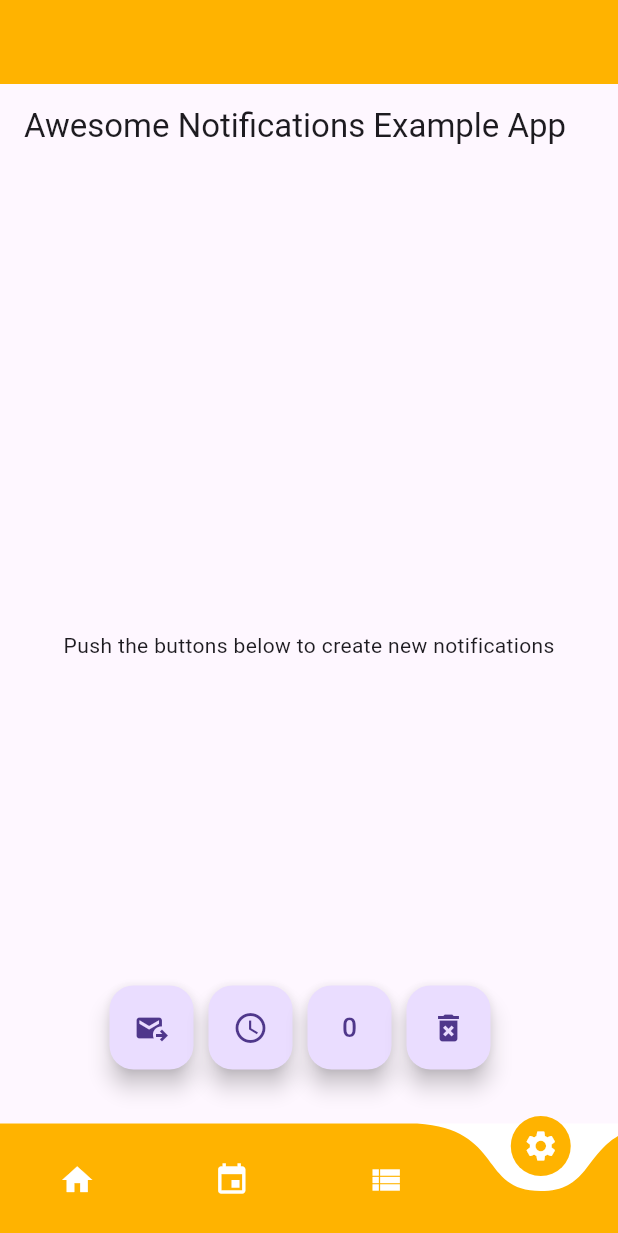
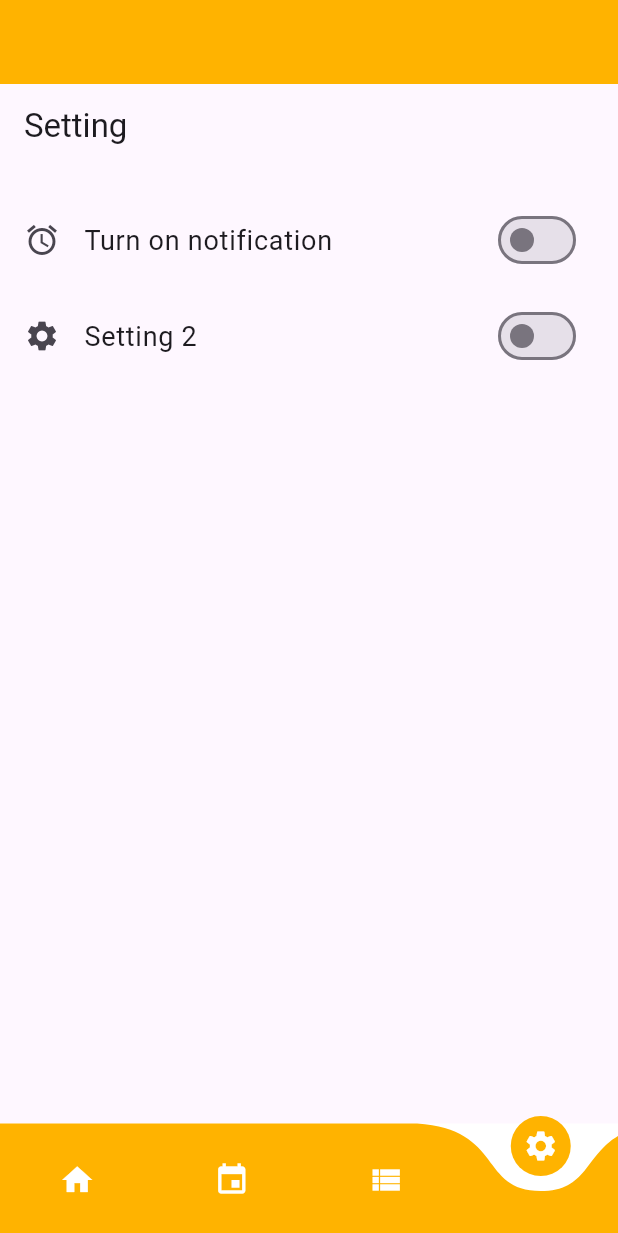
Before and after one commit to NguyenTanDatDF/-KLTN, a Flutter app: the screen it shows after launch, swiped to page 4, on a phone screen of 412 x 824 dp. Shown: the top 1233 px of the screen. Run offline on Flutter 3.47's test engine with Material 3 defaults, Android fonts, the light colour scheme and no system bars; drawn by our look-alikes of curved_navigation_bar; our stand-ins replace awesome_notifications, flutter_holo_date_picker, flutter_local_notifications, palette_generator, shared_preferences, speech_to_text and 2 more; missing offline and left inert: day_night_time_picker, flutter_foreground_service; network calls fail.

Commit message:
release comingg

```diff
--- a/lib/Component/profilepage.dart
+++ b/lib/Component/profilepage.dart
@@ -3,18 +3,17 @@ import 'dart:convert';
 import 'dart:isolate';
 import 'dart:math';
 import 'dart:ui';
-
+import 'package:shared_preferences/shared_preferences.dart';
 import 'package:awesome_notifications/awesome_notifications.dart';
 import 'package:flutter/material.dart';
 import 'package:flutter/services.dart';
 import 'package:http/http.dart' as http;
 import 'package:palette_generator/palette_generator.dart';
-
+import 'package:flutter_foreground_service/flutter_foreground_service.dart';
 import '../Model/Task.dart';
 
 Future<void> main() async {
   WidgetsFlutterBinding.ensureInitialized();
-
   // Always initialize Awesome Notifications
   await NotificationController.initializeLocalNotifications();
   await NotificationController.initializeIsolateReceivePort();
@@ -252,55 +251,10 @@ class NotificationController {
   }
 
   static Future<void> createNewListSchedule(List<Task> tasks) async {
-    // bool isAllowed = await AwesomeNotifications().isNotificationAllowed();
-    // if (!isAllowed) isAllowed = await displayNotificationRationale();
-    // if (!isAllowed) return;
-    //
-    // for(Task task in tasks)
-    //   {
-    //     List<int> hms = parseTimeString(task.specific_time);
-    //      print(task.specific_time);
-    //      int id = generateRandomNumberFromInputString(task.summarize+task.specific_time);
-    //     print("hms: " + hms[0].toString());
-    //      await AwesomeNotifications().createNotification(
-    //        schedule: NotificationCalendar(
-    //            hour: 17,
-    //            minute: 7,
-    //            second: 0,
-    //            repeats: true
-    //        ),
-    //          content: NotificationContent(
-    //              id:id, // -1 is replaced by a random number
-    //              channelKey: 'alerts',
-    //              title: "You have a task!",
-    //              body:
-    //              task.summarize,
-    //              bigPicture: 'https://storage.googleapis.com/cms-storage-bucket/d406c736e7c4c57f5f61.png',
-    //              largeIcon: 'https://storage.googleapis.com/cms-storage-bucket/0dbfcc7a59cd1cf16282.png',
-    //              //'asset://assets/images/balloons-in-sky.jpg',
-    //              notificationLayout: NotificationLayout.BigPicture,
-    //              payload: {'notificationId': '1234567890'}),
-    //          actionButtons: [
-    //            NotificationActionButton(key: 'REDIRECT', label: 'Redirect'),
-    //            NotificationActionButton(
-    //                key: 'REPLY',
-    //                label: 'Reply Message',
-    //                requireInputText: true,
-    //                actionType: ActionType.SilentAction),
-    //            NotificationActionButton(
-    //                key: 'DISMISS',
-    //                label: 'Dismiss',
-    //                actionType: ActionType.DismissAction,
-    //                isDangerousOption: true)
-    //          ]);
-    //   }
-
-
      for(Task task in tasks)
        {
          print("Task schedule at hms: " + task.specific_time);
          createNewNotificationWithAgrs(task);
-
        }
   }
 
@@ -466,9 +420,7 @@ class ProfileScreen extends StatefulWidget {
   // The navigator key is necessary to navigate using static methods
   static final GlobalKey<NavigatorState> navigatorKey =
   GlobalKey<NavigatorState>();
-
   static Color mainColor = const Color(0xFF9D50DD);
-
   @override
   State<ProfileScreen> createState() => _AppState();
 }
@@ -487,8 +439,9 @@ class _AppState extends State<ProfileScreen> {
   List<Route<dynamic>> onGenerateInitialRoutes(String initialRouteName) {
     List<Route<dynamic>> pageStack = [];
     pageStack.add(MaterialPageRoute(
+
         builder: (_) =>
-        const MyHomePage(title: 'Awesome Notifications Example App')));
+        const MyHomePage(title: 'Setting')));
     if (initialRouteName == routeNotification &&
         NotificationController.initialAction != null) {
       pageStack.add(MaterialPageRoute(
@@ -516,6 +469,9 @@ class _AppState extends State<ProfileScreen> {
   @override
   Widget build(BuildContext context) {
     return MaterialApp(
+
+      debugShowCheckedModeBanner: false,
+
       title: 'Awesome Notifications - Simple Example',
       navigatorKey: ProfileScreen.navigatorKey,
       onGenerateInitialRoutes: onGenerateInitialRoutes,
@@ -539,8 +495,11 @@ class MyHomePage extends StatefulWidget {
   State<MyHomePage> createState() => _MyHomePageState();
 }
 
+
 class _MyHomePageState extends State<MyHomePage> {
   late List<Task> _tasksraw = [];
+  late bool toggleButtonValue = false;
+  late bool secondToggleButtonValue = false;
   @override
   void initState() {
     super.initState();
@@ -549,63 +508,128 @@ class _MyHomePageState extends State<MyHomePage> {
         _tasksraw = tasks;
       });
     });
+
+    _loadToggleButtonValues("notification");
   }
+
+  Future<void> _loadToggleButtonValues(String key) async {
+    SharedPreferences prefs = await SharedPreferences.getInstance();
+    setState(() {
+      toggleButtonValue = prefs.getBool(key) ?? false;
+      secondToggleButtonValue = prefs.getBool('secondToggleButtonValue') ?? false;
+    });
+  }
+
+  Future<void> _saveToggleButtonValue(String key, bool value) async {
+    SharedPreferences prefs = await SharedPreferences.getInstance();
+    await prefs.setBool(key, value);
+  }
+
   @override
   Widget build(BuildContext context) {
     return Scaffold(
       appBar: AppBar(
         title: Text(widget.title),
       ),
-      body: Center(
-        child: Column(
-          mainAxisAlignment: MainAxisAlignment.center,
-          children: const <Widget>[
-            Text(
-              'Push the buttons below to create new notifications',
+      body: ListView(
+        padding: EdgeInsets.symmetric(vertical: 16.0),
+        children: [
+          ListTile(
+            title: Row(
+              children: [
+                Icon(Icons.access_alarm),
+                SizedBox(width: 16.0),
+                Expanded(
+                  child: Text(
+                    'Turn on notification',
+                    style: TextStyle(fontSize: 18.0),
+                    textAlign: TextAlign.left,
+                  ),
+                ),
+                Switch(
+                  value: toggleButtonValue,
+                  onChanged: (value) {
+                    setState(() {
+                      toggleButtonValue = value;
+                      _saveToggleButtonValue('notification', value);
+                      if(value)
+                        {
+                          NotificationController.createNewListSchedule(_tasksraw);
+                        }
+                      else
+                        {
+                          NotificationController.cancelNotifications();
+
+                        }
+                    });
+                  },
                 ),
               ],
             ),
           ),
-      floatingActionButton: Padding(
-        padding: const EdgeInsets.all(20.0),
-        child: Row(
-          mainAxisAlignment: MainAxisAlignment.center,
+          ListTile(
+            title: Row(
               children: [
-            const SizedBox(width: 20),
-            FloatingActionButton(
-              heroTag: '1',
-              onPressed: () => NotificationController.createNewListSchedule(_tasksraw),
-              tooltip: 'Create New notification',
-              child: const Icon(Icons.outgoing_mail),
+                Icon(Icons.settings),
+                SizedBox(width: 16.0),
+                Expanded(
+                  child: Text(
+                    'Setting 2',
+                    style: TextStyle(fontSize: 18.0),
+                    textAlign: TextAlign.left,
                   ),
-            const SizedBox(width: 10),
-            FloatingActionButton(
-              heroTag: '2',
-              onPressed: () => NotificationController.createNewNotification(),
-              tooltip: 'Schedule New notification',
-              child: const Icon(Icons.access_time_outlined),
                 ),
-            const SizedBox(width: 10),
-            FloatingActionButton(
-              heroTag: '3',
-              onPressed: () => {
-                NotificationController.executeLongTaskInBackground(),
-
+                Switch(
+                  value: secondToggleButtonValue,
+                  onChanged: (value) {
+                    setState(() {
+                      secondToggleButtonValue = value;
+                      _saveToggleButtonValue('secondToggleButtonValue', value);
+                    });
                   },
-
-              tooltip: 'Reset badge counter',
-              child: const Icon(Icons.exposure_zero),
-            ),
-            const SizedBox(width: 10),
-            FloatingActionButton(
-              heroTag: '4',
-              onPressed: () => NotificationController.cancelNotifications(),
-              tooltip: 'Cancel all notifications',
-              child: const Icon(Icons.delete_forever),
                 ),
               ],
             ),
-      ), // This trailing comma makes auto-formatting nicer for build methods.
+          ),
+        ],
+      ),
+      floatingActionButton: Padding(
+        padding: const EdgeInsets.all(20.0),
+        // child: Row(
+        //   mainAxisAlignment: MainAxisAlignment.center,
+        //   children: [
+        //     FloatingActionButton(
+        //       heroTag: '1',
+        //       onPressed: () => NotificationController.createNewListSchedule(_tasksraw),
+        //       tooltip: 'Create New notification',
+        //       child: const Icon(Icons.outgoing_mail),
+        //     ),
+        //     const SizedBox(width: 16.0),
+        //     FloatingActionButton(
+        //       heroTag: '2',
+        //       onPressed: () => NotificationController.createNewNotification(),
+        //       tooltip: 'Schedule New notification',
+        //       child: const Icon(Icons.access_time_outlined),
+        //     ),
+        //     const SizedBox(width: 16.0),
+        //     FloatingActionButton(
+        //       heroTag: '3',
+        //       onPressed: () => {
+        //         NotificationController.executeLongTaskInBackground(),
+        //       },
+        //       tooltip: 'Reset badge counter',
+        //       child: const Icon(Icons.exposure_zero),
+        //     ),
+        //     const SizedBox(width: 16.0),
+        //     FloatingActionButton(
+        //       heroTag: '4',
+        //       onPressed: () => NotificationController.cancelNotifications(),
+        //       tooltip: 'Cancel all notifications',
+        //       child: const Icon(Icons.delete_forever),
+        //     ),
+        //   ],
+        // ),
+      ),
     );
   }
 }
--- a/lib/main.dart
+++ b/lib/main.dart
@@ -1,4 +1,6 @@
 import 'package:flutter/material.dart';
+import 'package:flutter_foreground_service/flutter_foreground_service.dart';
+import 'package:shared_preferences/shared_preferences.dart';
 import 'package:speech_to_text/speech_recognition_result.dart';
 import 'package:speech_to_text/speech_to_text.dart';
 
@@ -9,17 +11,24 @@ import 'Component/profilepage.dart';
 Future<void> main() async {
   WidgetsFlutterBinding.ensureInitialized();
 
+  startForegroundService();
   // Always initialize Awesome Notifications
   await NotificationController.initializeLocalNotifications();
   await NotificationController.initializeIsolateReceivePort();
   runApp(MyApp());
 }
 
+void startForegroundService() async {
+  ForegroundService().start();
+  debugPrint("Started service");
+}
 class MyApp extends StatelessWidget {
   @override
   Widget build(BuildContext context) {
     return MaterialApp(
-      title: 'Flutter Demo',
+        debugShowCheckedModeBanner: false,
+
+        title: 'Flutter Demo',
       home: TabBarScreen()
     );
   }
@@ -35,13 +44,23 @@ class MyHomePage extends StatefulWidget {
 }
 
 class _MyHomePageState extends State<MyHomePage> {
+
+
   SpeechToText _speechToText = SpeechToText();
   bool _speechEnabled = false;
   String _lastWords = '';
+  late bool toggleButtonValue = false;
 
+  Future<void> _loadToggleButtonValues(String key) async {
+    SharedPreferences prefs = await SharedPreferences.getInstance();
+    setState(() {
+      toggleButtonValue = prefs.getBool(key) ?? false;
+    });
+  }
   @override
   void initState() {
     super.initState();
+    _loadToggleButtonValues("notification");
     _initSpeech();
   }
 
--- a/pubspec.yaml
+++ b/pubspec.yaml
@@ -55,6 +55,8 @@ dependencies:
   gif_view: ^0.4.0
   uuid: ^4.2.2
   flutter_background: ^1.2.0
+  flutter_foreground_service: ^0.4.1
+  shared_preferences: ^2.2.2
 dev_dependencies:
   flutter_test:
     sdk: flutter
```
Also changed, not shown: lib/Component/settingpage.dart (+138 -28 lines), lib/Model/Task.dart (+38 -1 lines), lib/Tab/Voice.dart (+10 -10 lines), pubspec.lock, 2 other files. Lines whose indentation alone changed are shown as unchanged.
